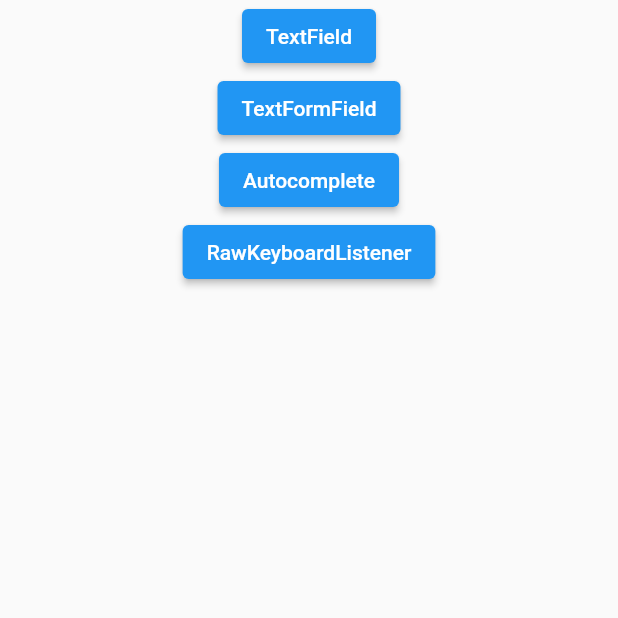
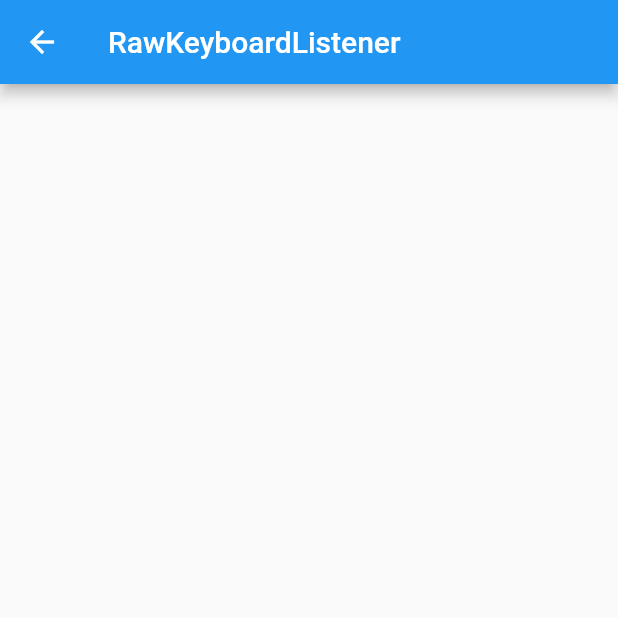
Before and after one commit to dorelysm/flutter_inputs, a Flutter app: the screen it shows after launch, after a tap on "RawKeyboardListener", on a phone screen of 412 x 824 dp, the top half of it. Run offline on Flutter 3.47's test engine with Material 2 defaults, Android fonts, the phone set to English and light mode, and no system bars.

Commit message:
autocomplete

```diff
--- a/lib/pages/app.dart
+++ b/lib/pages/app.dart
@@ -1,8 +1,10 @@
 import 'package:flutter/material.dart';
-import 'package:form/pages/textfield.dart';
-import 'package:form/pages/textformfield.dart';
 
+import 'textfield.dart';
+import 'textformfield.dart';
 import 'menu.dart';
+import 'auto.dart';
+import 'key.dart';
 
 class MyApp extends StatelessWidget {
   @override
@@ -16,6 +18,8 @@ class MyApp extends StatelessWidget {
         //'/': (context) => Menu(),
         '/textfield': (context) => Textfield(),
         '/form':(context) => TextformField(),
+        '/auto':(context) => Auto(),
+        '/key':(context) => KeyB(),
       },
     );
   }
--- /dev/null
+++ b/lib/pages/key.dart
@@ -0,0 +1,12 @@
+import 'package:flutter/material.dart';
+
+class KeyB extends StatelessWidget {
+  @override
+  Widget build(BuildContext context) {
+    return Scaffold(
+      appBar: AppBar(
+        title: const Text('RawKeyboardListener'),
+      ),
+    );
+  }
+}
--- a/lib/pages/menu.dart
+++ b/lib/pages/menu.dart
@@ -4,9 +4,18 @@ class Menu extends StatelessWidget {
   @override
   Widget build(BuildContext context) {
     return Scaffold(
-      body: Center(
+      body: Padding(
+        padding: const EdgeInsets.all(30),
+        child: Center(
           child: Column(
+            mainAxisAlignment: MainAxisAlignment.spaceEvenly,
             children: [
+              const Text('Inputs en Flutter',
+                style: TextStyle(
+                  fontSize: 30,
+                  fontWeight: FontWeight.bold,
+                ),
+              ),
               ElevatedButton(
                 onPressed: (){
                   Navigator.pushNamed(context, '/textfield');
@@ -17,9 +26,16 @@ class Menu extends StatelessWidget {
                   Navigator.pushNamed(context, '/form');
                 },
                 child: const Text('TextFormField')),
-            ElevatedButton(onPressed: (){}, child: const Text('Autocomplete')),
-            ElevatedButton(onPressed: (){}, child: const Text('RawKeyboardListener')),
+              ElevatedButton(onPressed: (){
+                Navigator.pushNamed(context, '/auto');
+              },
+              child: const Text('Autocomplete')),
+              ElevatedButton(onPressed: (){
+                Navigator.pushNamed(context, '/key');
+              },
+              child: const Text('RawKeyboardListener')),
             ],
+          ),
         ),
       ),
     );
```
Also changed, not shown: lib/pages/auto.dart (added, +47 -0 lines). Lines whose indentation alone changed are shown as unchanged.
